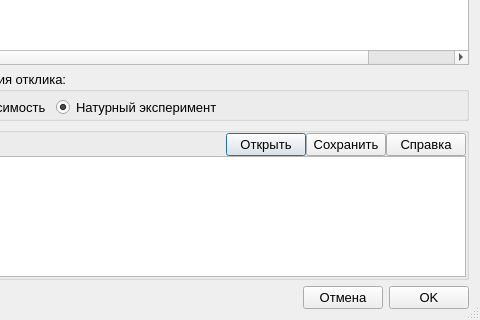
VMPR-21/Neydorff, file NewExperimentSettingsDialog.ui: the form before one commit; both pictures show x 170 to 650 and y 230 to 550 of the 650 by 550 pixel window.
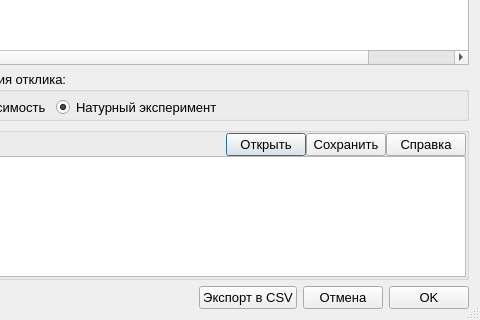
The form after the commit. Icons and pictures are not drawn.

Commit message: [NewExperimentSettingsDialog] Добавлена возможность сохранять данные в CSV формат из окна настроек программы.

What changed in the file:
```diff
--- a/NewExperimentSettingsDialog.ui
+++ b/NewExperimentSettingsDialog.ui
@@ -438,6 +438,13 @@
          </property>
         </spacer>
        </item>
+       <item>
+        <widget class="QPushButton" name="pushButtonExportToCSVParams">
+         <property name="text">
+          <string>Экспорт в CSV</string>
+         </property>
+        </widget>
+       </item>
        <item>
         <widget class="QPushButton" name="pushButton_2">
          <property name="text">
```
The commit also changes 2 other files.
